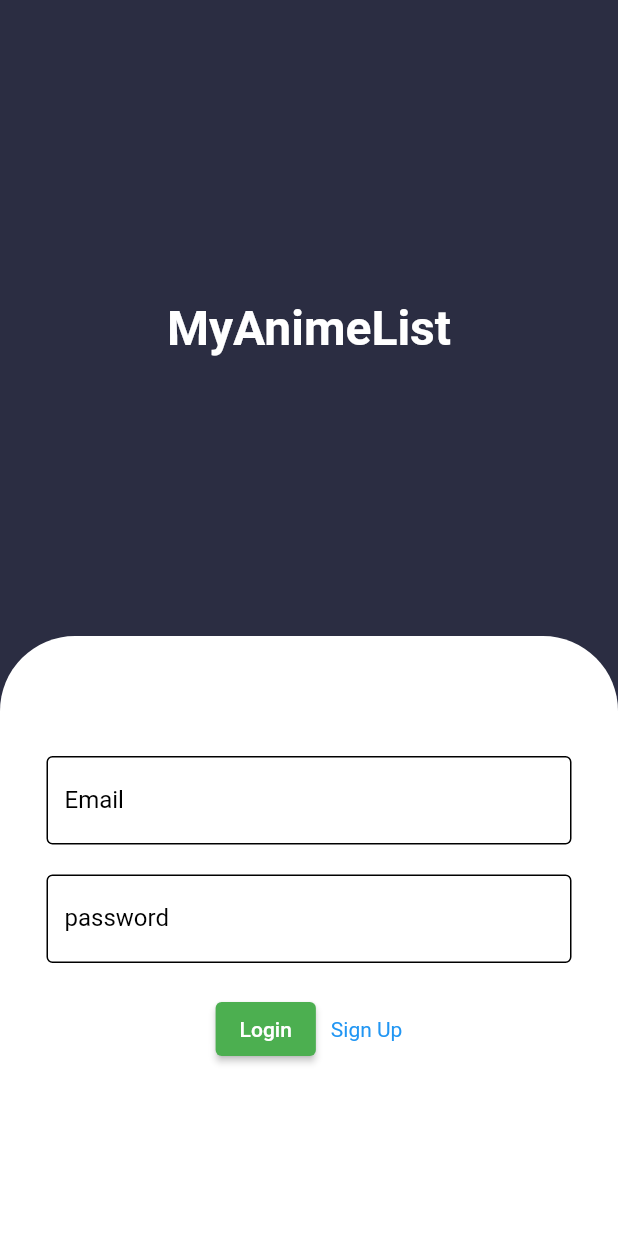
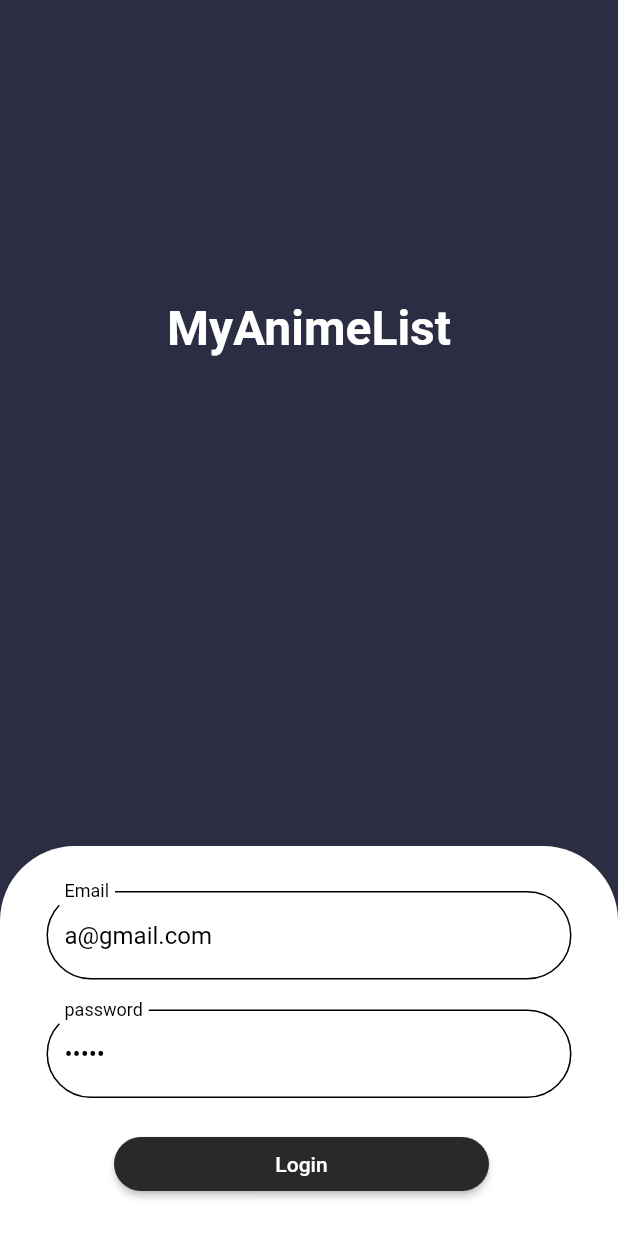
Before and after one commit to panachats/FinalProject-MyAnimeListApp-ITD62-322, a Flutter app: the screen it shows after launch, on a phone screen of 412 x 824 dp. Run offline on Flutter 3.47's test engine with Material 2 defaults, Android fonts, the phone set to English and light mode, and no system bars; drawn by our look-alikes of animated_text_kit; our stand-ins replace email_validator.

```diff
--- a/lib/Modules/configure.dart
+++ b/lib/Modules/configure.dart
@@ -1,8 +1,11 @@
 import 'animeAPI.dart';
 import 'mangaAPI.dart';
+import 'login_user.dart';
 
 class Configure {
   static const server = "10.161.0.241:80";
   static AnimeApi showAnime = AnimeApi();
   static MangaApi showManga = MangaApi();
+  static Users login = Users();
+  static Users user = Users();
 }
--- /dev/null
+++ b/lib/Modules/login_user.dart
@@ -0,0 +1,51 @@
+// To parse this JSON data, do
+//
+//     final users = usersFromJson(jsonString);
+
+import 'dart:convert';
+
+List<Users> usersFromJson(String str) =>
+    List<Users>.from(json.decode(str).map((x) => Users.fromJson(x)));
+
+String usersToJson(List<Users> data) =>
+    json.encode(List<dynamic>.from(data.map((x) => x.toJson())));
+
+class Users {
+  String? id;
+  String? username;
+  String? email;
+  String? password;
+  List<dynamic>? anime;
+  List<dynamic>? manga;
+
+  Users({
+    this.id,
+    this.username,
+    this.email,
+    this.password,
+    this.anime,
+    this.manga,
+  });
+
+  factory Users.fromJson(Map<String, dynamic> json) => Users(
+        id: json["id"],
+        username: json["username"],
+        email: json["email"],
+        password: json["password"],
+        anime: json["anime"] == null
+            ? []
+            : List<dynamic>.from(json["anime"]!.map((x) => x)),
+        manga: json["manga"] == null
+            ? []
+            : List<dynamic>.from(json["manga"]!.map((x) => x)),
+      );
+
+  Map<String, dynamic> toJson() => {
+        "id": id,
+        "username": username,
+        "email": email,
+        "password": password,
+        "anime": anime == null ? [] : List<dynamic>.from(anime!.map((x) => x)),
+        "manga": manga == null ? [] : List<dynamic>.from(manga!.map((x) => x)),
+      };
+}
--- a/lib/Screen/login.dart
+++ b/lib/Screen/login.dart
@@ -1,5 +1,10 @@
 import 'package:flutter/material.dart';
 import 'package:animated_text_kit/animated_text_kit.dart';
+import 'package:flutter_application/modules/configure.dart';
+import 'package:flutter_application/modules/login_user.dart';
+import 'package:http/http.dart' as http;
+import 'package:email_validator/email_validator.dart';
+import 'home.dart';
 
 class Login extends StatefulWidget {
   static const routeName = "/login";
@@ -11,6 +16,27 @@ class Login extends StatefulWidget {
 }
 
 class _LoginState extends State<Login> {
+  final _formkey = GlobalKey<FormState>();
+  Users user = Users();
+
+  Future<void> login(Users user) async {
+    var params = {"email": user.email, "password": user.password};
+    var url = Uri.http(Configure.server, "users", params);
+    var resp = await http.get(url);
+    print(resp.body);
+    List<Users> login_result = usersFromJson(resp.body);
+    print(login_result.length);
+
+    if (login_result.isEmpty) {
+      ScaffoldMessenger.of(context)
+          .showSnackBar(SnackBar(content: Text("email or password invalid")));
+    } else {
+      Configure.login = login_result[0];
+      Navigator.pushNamed(context, Home.routeName);
+    }
+    return;
+  }
+
   @override
   Widget build(BuildContext context) {
     return Scaffold(
@@ -38,7 +64,7 @@ class _LoginState extends State<Login> {
                   repeatForever: true)),
           Container(
             // color: Colors.white, // สีพื้นหลังส่วนล่างสุด
-            height: 400,
+            height: 260,
             decoration: BoxDecoration(
               borderRadius: BorderRadius.only(
                 topLeft: Radius.circular(50), // ขอบบนซ้าย
@@ -48,10 +74,11 @@ class _LoginState extends State<Login> {
             ),
 
             child: Form(
+              key: _formkey,
               child: Column(
                 crossAxisAlignment: CrossAxisAlignment.center,
                 children: [
-                  SizedBox(height: 80.0), // ระยะห่างด้านบน
+                  SizedBox(height: 30.0), // ระยะห่างด้านบน
                   emailInputField(),
                   SizedBox(height: 20.0), // ระยะห่างระหว่างฟอร์ม
                   passwordInputField(),
@@ -62,7 +89,6 @@ class _LoginState extends State<Login> {
                     children: [
                       submitButton(),
                       SizedBox(width: 10.0),
-                      registerLink(),
                     ],
                   ),
                 ],
@@ -73,7 +99,6 @@ class _LoginState extends State<Login> {
       ),
     );
   }
-}
 
   Widget emailInputField() {
     return SizedBox(
@@ -82,16 +107,31 @@ Widget emailInputField() {
         style: TextStyle(color: Colors.black), // สีข้อความ
         decoration: InputDecoration(
           labelText: "Email",
-        labelStyle: TextStyle(color: Colors.black), // สีข้อความ Label
+          labelStyle: TextStyle(color: Colors.black),
+          // icon: Icon(Icons.email), // สีข้อความ Label
           enabledBorder: OutlineInputBorder(
             borderSide:
                 BorderSide(color: Colors.black), // สีเส้นกรอบของฟิลด์ให้เป็นขาว
+            borderRadius: BorderRadius.circular(50.0),
           ),
           focusedBorder: OutlineInputBorder(
             borderSide:
                 BorderSide(color: Colors.black), // สีเส้นกรอบของฟิลด์ให้เป็นขาว
+            borderRadius: BorderRadius.circular(50.0),
           ),
         ),
+
+        initialValue: "a@gmail.com",
+        validator: (value) {
+          if (value!.isEmpty) {
+            return "This field is required";
+          }
+          if (!EmailValidator.validate(value)) {
+            return "It is not email format";
+          }
+          return null;
+        },
+        onSaved: (newValue) => user.email = newValue,
       ),
     );
   }
@@ -103,39 +143,53 @@ Widget passwordInputField() {
         style: TextStyle(color: Colors.black), // สีข้อความ
         obscureText: true, // ให้เป็นรหัสผ่าน
         decoration: InputDecoration(
+          // icon: Icon(Icons.password),
           labelText: "password",
           labelStyle: TextStyle(color: Colors.black), // สีข้อความ Label
           enabledBorder: OutlineInputBorder(
             borderSide:
                 BorderSide(color: Colors.black), // สีเส้นกรอบของฟิลด์ให้เป็นขาว
+            borderRadius: BorderRadius.circular(50.0),
           ),
           focusedBorder: OutlineInputBorder(
             borderSide:
                 BorderSide(color: Colors.black), // สีเส้นกรอบของฟิลด์ให้เป็นขาว
+            borderRadius: BorderRadius.circular(50.0),
+          ),
+        ),
+
+        initialValue: "12345",
+        validator: (value) {
+          if (value!.isEmpty) {
+            return "This field is required";
+          }
+          return null;
+        },
+        onSaved: (newValue) => user.password = newValue,
+      ),
+    );
+  }
+
+  Widget submitButton() {
+    return SizedBox(
+      width: 250,
+      child: ElevatedButton(
+        onPressed: () {
+          if (_formkey.currentState!.validate()) {
+            _formkey.currentState!.save();
+            print(user.toJson().toString());
+            login(user);
+          }
+          ;
+        },
+        child: Text("Login"),
+        style: ElevatedButton.styleFrom(
+          primary: const Color.fromARGB(255, 41, 41, 41), // สีปุ่ม
+          shape: RoundedRectangleBorder(
+            borderRadius: BorderRadius.circular(30.0),
           ),
         ),
       ),
     );
   }
-
-Widget submitButton() {
-  return ElevatedButton(
-    onPressed: () {},
-    child: Text("Login"),
-    style: ElevatedButton.styleFrom(
-      primary: Colors.green, // สีปุ่ม
-    ),
-  );
 }
-
-Widget registerLink() {
-  return InkWell(
-    child: Text(
-      "Sign Up",
-      style: TextStyle(
-        color: Colors.blue, // สีข้อความลิงค์
-      ),
-    ),
-    onTap: () {},
-  );
-}
--- a/lib/main.dart
+++ b/lib/main.dart
@@ -1,6 +1,6 @@
 import 'package:flutter/material.dart';
-import 'Screen/home.dart';
-import 'Screen/login.dart';
+import 'screen/home.dart';
+import 'screen/login.dart';
 
 void main() {
   runApp(const MainApp());
--- a/pubspec.yaml
+++ b/pubspec.yaml
@@ -8,6 +8,7 @@ environment:
 
 dependencies:
   animated_text_kit: ^4.2.2
+  email_validator: ^2.1.17
   flutter:
     sdk: flutter
   flutter_profile_picture: ^2.0.0
@@ -21,3 +22,4 @@ dev_dependencies:
 
 flutter:
   uses-material-design: true
+  # assets:
```
Also changed, not shown: lib/Modules/anime.dart (+28 -5 lines), lib/Modules/usersAPI.dart (deleted, +0 -73 lines), lib/Screen/[anime]mylist.dart (+113 -113 lines), lib/Screen/animeDetail.dart (added, +48 -0 lines), lib/Screen/home.dart (+5 -4 lines), lib/server/data.json (renamed from lib/data.json, +27 -23 lines), pubspec.lock. Lines whose indentation alone changed are shown as unchanged.
